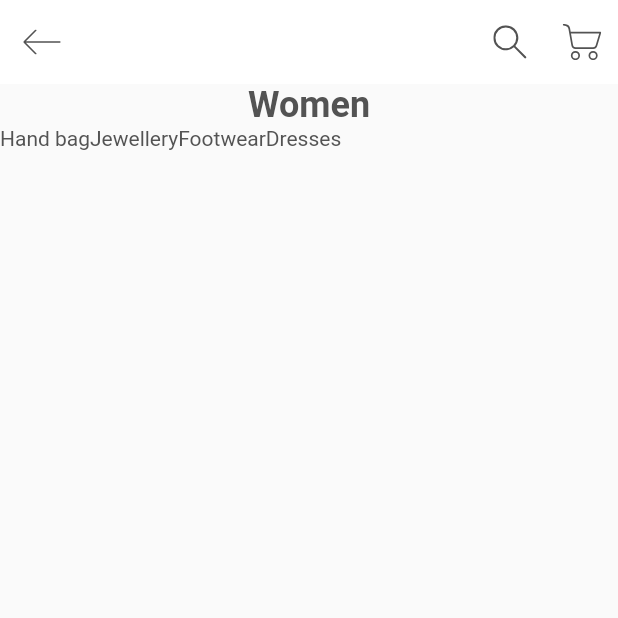
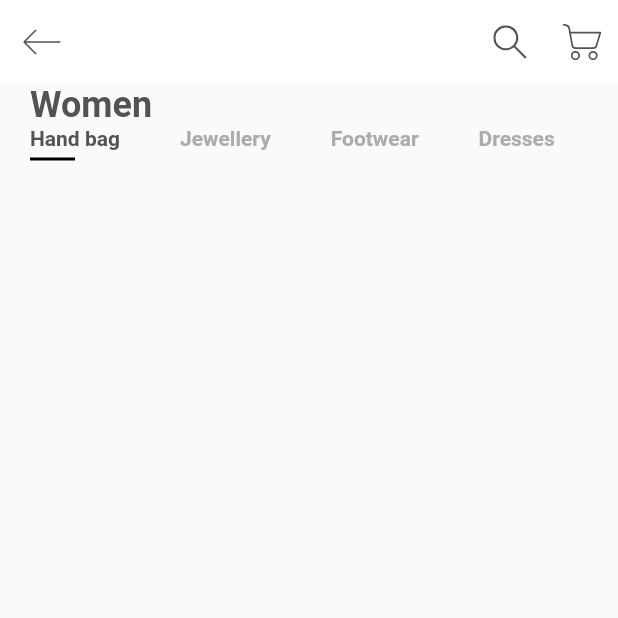
Before and after one commit to IgnacioPro/ecommerce_app, a Flutter app: the screen it shows after launch, on a phone screen of 412 x 824 dp, the top half of it. Run offline on Flutter 3.47's test engine with Material 2 defaults, Android fonts, the phone set to English and light mode, and no system bars; our stand-ins replace flutter_svg.

Commit message:
categories added

```diff
--- a/lib/screens/home/components/body.dart
+++ b/lib/screens/home/components/body.dart
@@ -4,7 +4,9 @@ import 'package:flutter/material.dart';
 class Body extends StatelessWidget {
   @override
   Widget build(BuildContext context) {
-    return Column(children: <Widget>[
+    return Column(
+        crossAxisAlignment: CrossAxisAlignment.start,
+        children: <Widget>[
           Padding(
             padding: const EdgeInsets.symmetric(horizontal: kDefaultPaddin),
             child: Text(
@@ -35,9 +37,31 @@ class _CategoriesState extends State<Categories> {
       child: ListView.builder(
         scrollDirection: Axis.horizontal,
         itemCount: categories.length,
-        itemBuilder: (context, index) => Text(
+        itemBuilder: (context, index) => buildCategory(index),
+      ),
+    );
+  }
+
+  Widget buildCategory(int index) {
+    return Padding(
+      padding: const EdgeInsets.symmetric(horizontal: kDefaultPaddin),
+      child: Column(
+        crossAxisAlignment: CrossAxisAlignment.start,
+        children: [
+          Text(
             categories[index],
+            style: TextStyle(
+              fontWeight: FontWeight.bold,
+              color: selectedIndex == index ? KTextColor : KTextLightColor,
             ),
+          ),
+          Container(
+            margin: EdgeInsets.only(top: kDefaultPaddin / 4),
+            height: 2,
+            width: 30,
+            color: selectedIndex == index ? Colors.black : Colors.transparent,
+          )
+        ],
       ),
     );
   }
```
Lines whose indentation alone changed are shown as unchanged.
